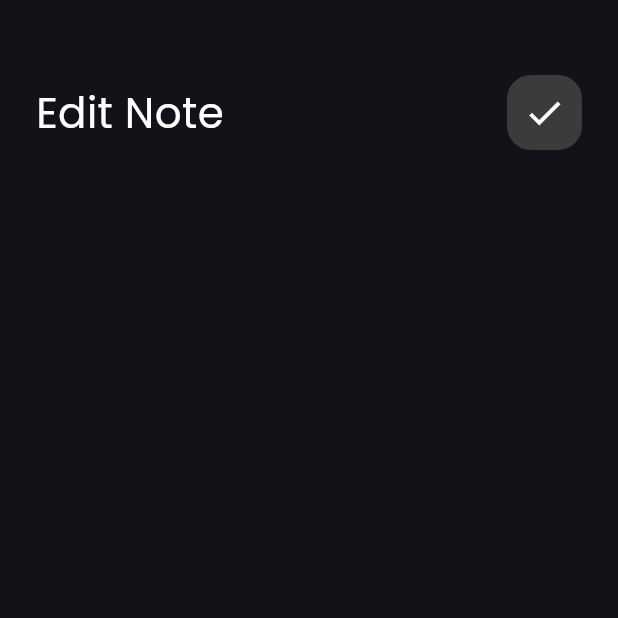
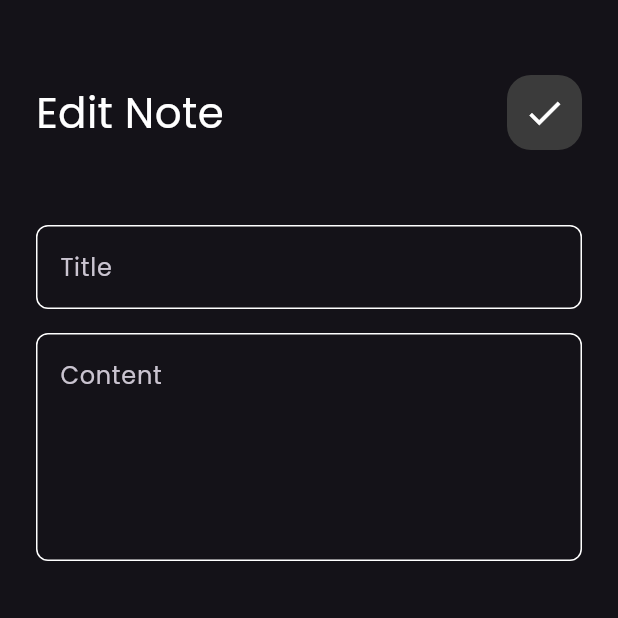
Before and after one commit to MohamedHussein20/Notes_App_Flutter, a Flutter app: the EditNoteScreen screen opened directly, on a phone screen of 412 x 824 dp, the top half of it. Run offline on Flutter 3.47's test engine with Material 3 defaults, Android fonts, the phone set to English and light mode, and no system bars.

Commit message:
finish edit note screen

```diff
--- a/lib/widgets/edit_note_screen_body.dart
+++ b/lib/widgets/edit_note_screen_body.dart
@@ -1,5 +1,6 @@
 import 'package:flutter/material.dart';
 import 'package:notes_app/widgets/custom_app_bar.dart';
+import 'package:notes_app/widgets/custom_textfield.dart';
 
 class EditNoteScreenBody extends StatelessWidget {
   const EditNoteScreenBody({super.key});
@@ -12,6 +13,10 @@ class EditNoteScreenBody extends StatelessWidget {
         children: [
           SizedBox(height: 50),
           CustomAppBar(title: "Edit Note", icon: Icons.check),
+          SizedBox(height: 50),
+          CustomTextField(hintText: "Title"),
+          SizedBox(height: 16),
+          CustomTextField(hintText: "Content", maxLines: 5),
         ],
       ),
     );
```
